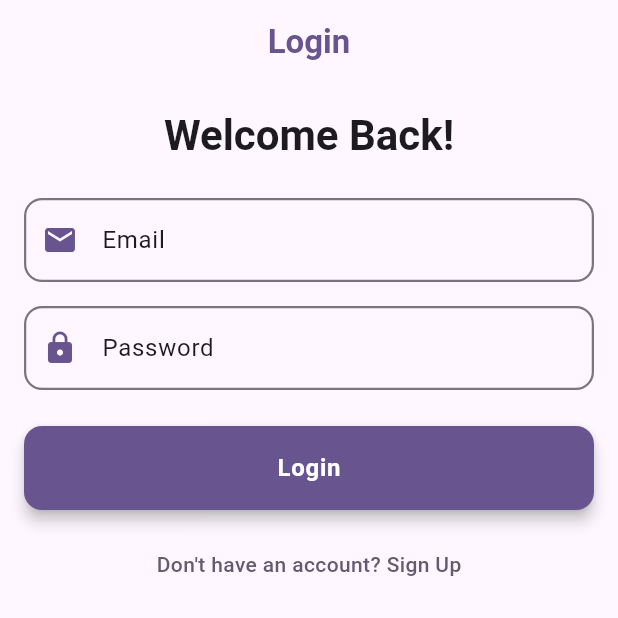
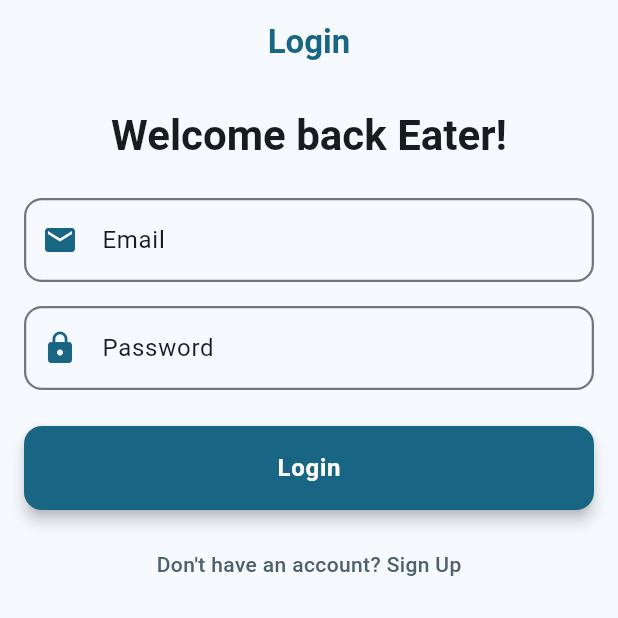
Before and after one commit to AbdullahHamadax/ratatouille_ai, a Flutter app: the screen it shows after launch, on a phone screen of 412 x 824 dp, the top half of it. Run offline on Flutter 3.47's test engine with Material 3 defaults, Android fonts, the phone set to English and light mode, and no system bars; our stand-ins replace appwrite, camera, flutter_screenutil, google_fonts, iconsax; network calls fail.

Commit message:
Finish Navigator component Change app theme Add Typograph variables Add Color constants Finish chatbot appbar

```diff
--- /dev/null
+++ b/lib/consts/app_color.dart
@@ -0,0 +1,10 @@
+import 'package:flutter/material.dart';
+
+class AppColors {
+  static const Color chracoal = Color(0xFF2F4858);
+  static const Color carlolinaBlue = Color(0xFF86BBD8);
+  static const Color lapisLazuli = Color(0xFF33658A);
+  static const Color hunyadiYellow = Color(0xFFF6AE2D);
+  static const Color surface = Color(0xFFFFFFFF);
+  static const Color orangePantone = Color(0xFFF26419);
+}
--- /dev/null
+++ b/lib/consts/typography.dart
@@ -0,0 +1,8 @@
+import 'package:flutter/material.dart';
+import 'package:flutter_screenutil/flutter_screenutil.dart';
+import 'package:google_fonts/google_fonts.dart';
+
+final title = GoogleFonts.rubik(fontSize: 48.sp, fontWeight: FontWeight.bold);
+final heading = GoogleFonts.rubik(fontSize: 24.sp, fontWeight: FontWeight.bold);
+final body = GoogleFonts.rubik(fontSize: 14.sp);
+final small = GoogleFonts.rubik(fontSize: 12.sp);
--- a/lib/main.dart
+++ b/lib/main.dart
@@ -1,4 +1,5 @@
 import 'package:flutter/material.dart';
+import 'package:recipe_ly/consts/app_color.dart';
 import 'package:recipe_ly/screen/splash_screen.dart';
 import 'services/appwrite_service.dart';
 
@@ -17,22 +18,7 @@
     return MaterialApp(
       title: 'Flutter Demo',
       theme: ThemeData(
-        // This is the theme of your application.
-        //
-        // TRY THIS: Try running your application with "flutter run". You'll see
-        // the application has a purple toolbar. Then, without quitting the app,
-        // try changing the seedColor in the colorScheme below to Colors.green
-        // and then invoke "hot reload" (save your changes or press the "hot
-        // reload" button in a Flutter-supported IDE, or press "r" if you used
-        // the command line to start the app).
-        //
-        // Notice that the counter didn't reset back to zero; the application
-        // state is not lost during the reload. To reset the state, use hot
-        // restart instead.
-        //
-        // This works for code too, not just values: Most code changes can be
-        // tested with just a hot reload.
-        colorScheme: ColorScheme.fromSeed(seedColor: Colors.deepPurple),
+        colorScheme: ColorScheme.fromSeed(seedColor: AppColors.carlolinaBlue),
         useMaterial3: true,
       ),
       home: SplashScreen(),
--- a/lib/screen/camera_screen.dart
+++ b/lib/screen/camera_screen.dart
@@ -1,5 +1,3 @@
-import 'dart:convert';
-
 import 'package:appwrite/appwrite.dart';
 import 'package:appwrite/enums.dart';
 import 'package:camera/camera.dart';
@@ -77,6 +75,7 @@ class CameraScreenState extends State<CameraScreen> {
           IngredientsList ingredientsList = IngredientsList.fromJson(jsonMap);
 
           Navigator.pushReplacement(
+            // ignore: use_build_context_synchronously
             context,
             MaterialPageRoute(
               builder: (context) => IngredientsListScreen(
@@ -85,6 +84,7 @@ class CameraScreenState extends State<CameraScreen> {
             ),
           );
         } else {
+          // ignore: use_build_context_synchronously
           ScaffoldMessenger.of(context).showSnackBar(
             SnackBar(
               content: Text(
@@ -93,6 +93,7 @@ class CameraScreenState extends State<CameraScreen> {
           );
         }
       }).catchError((error) {
+        // ignore: use_build_context_synchronously
         ScaffoldMessenger.of(context).showSnackBar(
           SnackBar(
             content: Text('Error: $error'),
--- a/lib/screen/login_screen.dart
+++ b/lib/screen/login_screen.dart
@@ -54,7 +54,7 @@ class LoginScreenState extends State<LoginScreen> {
             crossAxisAlignment: CrossAxisAlignment.stretch,
             children: [
               Text(
-                'Welcome Back!',
+                'Welcome back Eater!',
                 style: theme.textTheme.headlineMedium?.copyWith(
                   fontWeight: FontWeight.bold,
                 ),
--- a/pubspec.yaml
+++ b/pubspec.yaml
@@ -35,9 +35,8 @@ dependencies:
   # Use with the CupertinoIcons class for iOS style icons.
   cupertino_icons: ^1.0.8
   appwrite: ^13.0.0
-  camera: ^0.10.0+4
+  camera: ^0.11.0+2
   dio: ^5.7.0
-
 
 dev_dependencies:
   flutter_test:
@@ -49,6 +48,9 @@ dev_dependencies:
   # package. See that file for information about deactivating specific lint
   # rules and activating additional ones.
   flutter_lints: ^5.0.0
+  google_fonts: ^6.2.1
+  flutter_screenutil: ^5.9.3
+  iconsax: ^0.0.8
 
 # For information on the generic Dart part of this file, see the
 # following page: https://dart.dev/tools/pub/pubspec
```
Also changed, not shown: lib/components/navigator.dart (added, +35 -0 lines), pubspec.lock, 2 other files.
